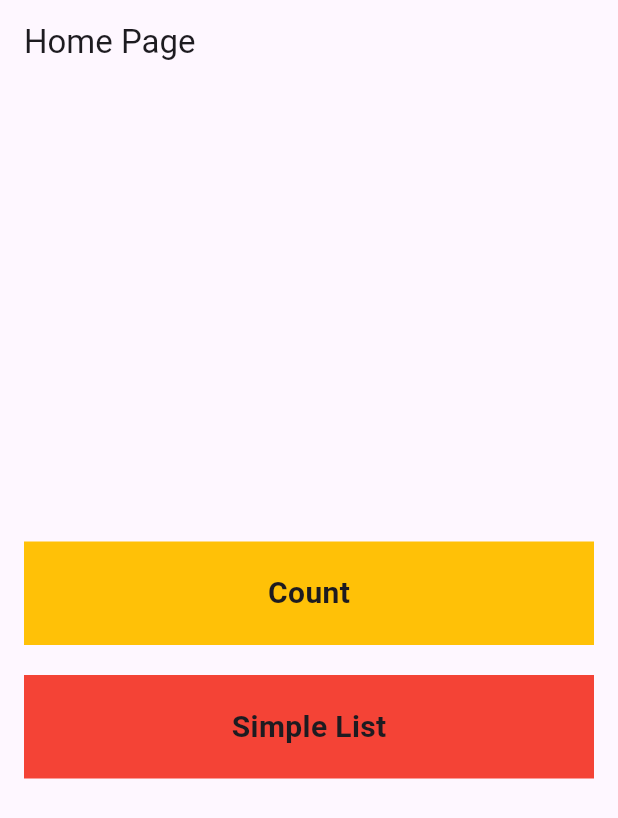
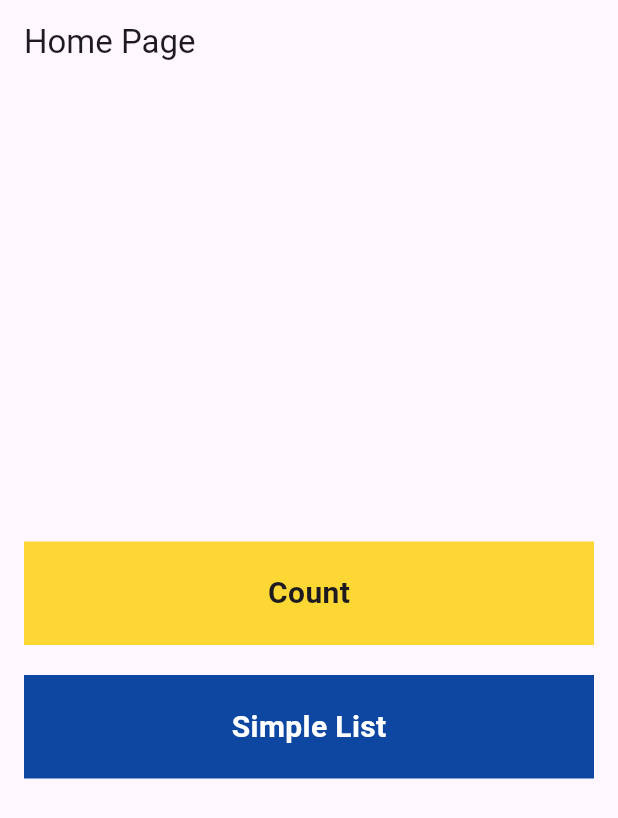
Before and after one commit to vhmavani/bloc, a Flutter app: the screen it shows after launch, on a phone screen of 412 x 824 dp. Shown: the top 818 px of the screen. Run offline on Flutter 3.47's test engine with Material 3 defaults, Android fonts, the phone set to English and light mode, and no system bars; our stand-ins replace bloc, dartz, flutter_bloc, fluttertoast, freezed_annotation, get_it and 2 more.

Commit message:
minor fixes

```diff
--- a/lib/basic/home_page.dart
+++ b/lib/basic/home_page.dart
@@ -30,10 +30,13 @@ class HomePage extends StatelessWidget {
                 padding: const EdgeInsets.all(20),
                 width: double.infinity,
                 alignment: Alignment.center,
-                color: Colors.amber,
+                color: Colors.yellow[600],
                 child: const Text(
                   'Count',
-                  style: TextStyle(fontSize: 20, fontWeight: FontWeight.bold),
+                  style: TextStyle(
+                    fontSize: 20,
+                    fontWeight: FontWeight.bold,
+                  ),
                 ),
               ),
             ),
@@ -51,10 +54,13 @@ class HomePage extends StatelessWidget {
                 padding: const EdgeInsets.all(20),
                 width: double.infinity,
                 alignment: Alignment.center,
-                color: Colors.red,
+                color: Colors.blue[900],
                 child: const Text(
                   'Simple List',
-                  style: TextStyle(fontSize: 20, fontWeight: FontWeight.bold),
+                  style: TextStyle(
+                      fontSize: 20,
+                      fontWeight: FontWeight.bold,
+                      color: Colors.white),
                 ),
               ),
             )
```
